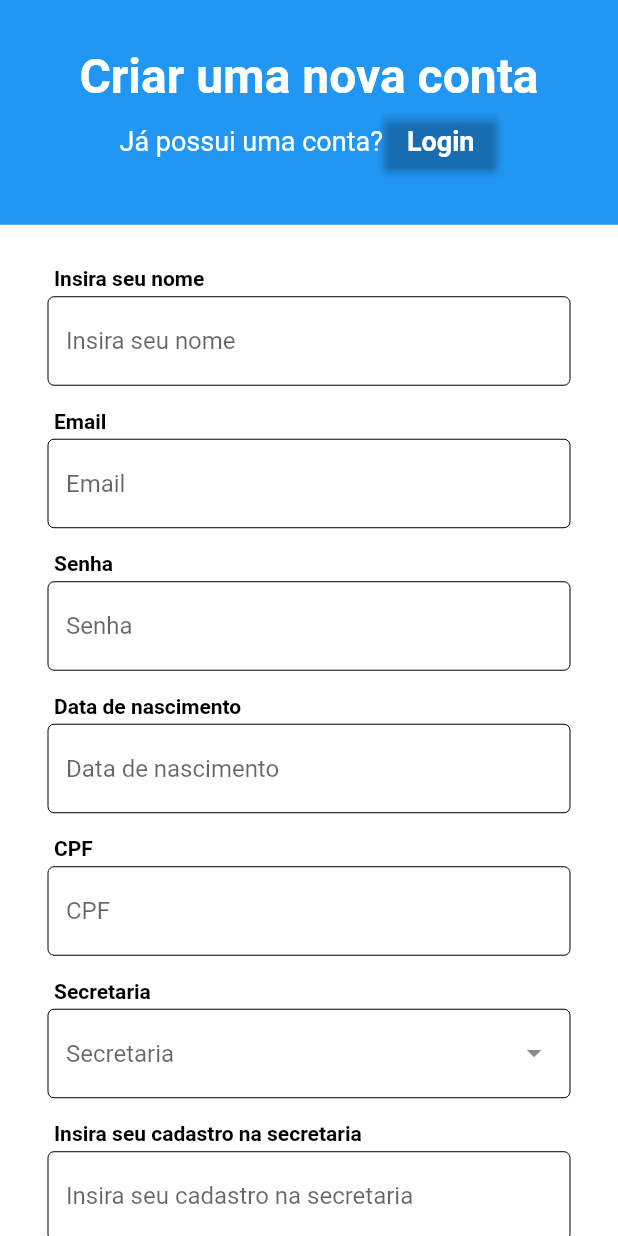
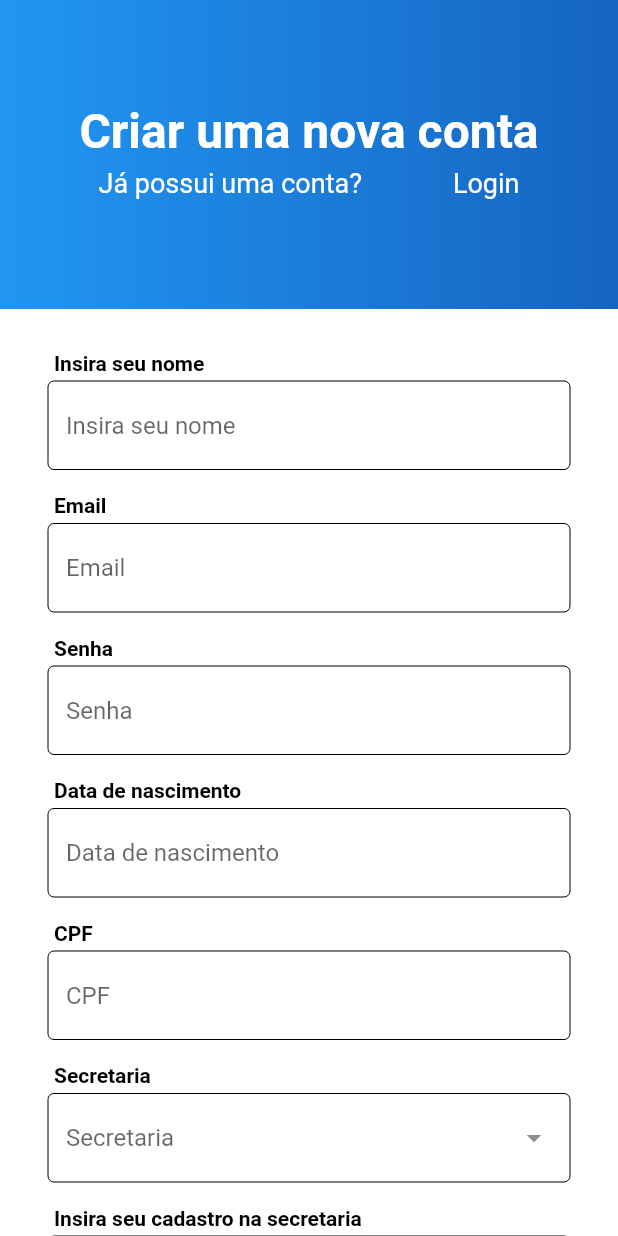
Before and after one commit to pedrohenriquee8/regulacao-leitos-2022, a Flutter app: the screen it shows after launch, after a tap on "Criar uma nova", on a phone screen of 412 x 824 dp. Run offline on Flutter 3.47's test engine with Material 2 defaults, Android fonts, the phone set to English and light mode, and no system bars.

Commit message:
Atualização de funcionalidades.
Nesse momento, foram feitas atualizações para tornar o código mais dinâmico e coerente.

```diff
--- a/projeto_leitos_2022/lib/pages/tela_login.dart
+++ b/projeto_leitos_2022/lib/pages/tela_login.dart
@@ -12,6 +12,7 @@ class TelaLogin extends StatefulWidget {
 
 class _TelaLoginState extends State<TelaLogin> {
   bool isChecked = false;
+  bool _showPassword = false;
   @override
   Widget build(BuildContext context) {
     var height = MediaQuery.of(context).size.height;
@@ -48,7 +49,7 @@ class _TelaLoginState extends State<TelaLogin> {
 
   Expanded buildContent() {
     return Expanded(
-      flex: 5,
+      flex: 4,
       child: Container(
         decoration: const BoxDecoration(
           color: Colors.white,
@@ -72,17 +73,27 @@ class _TelaLoginState extends State<TelaLogin> {
                 const SizedBox(height: 24),
                 inputFormField(
                   label: "Senha",
-                  obscureText: true,
+                  obscureText: _showPassword == false ? true : false,
                   prefixIcon: const Icon(
                     Icons.lock_outlined,
                   ),
-                  suffixIcon: const Icon(
-                    Icons.remove_red_eye,
+                  suffixIcon: GestureDetector(
+                    child: Icon(
+                      _showPassword == false ? Icons.visibility_off : Icons.visibility,
+                    ),
+                    onTap: () {
+                      setState(() {
+                        _showPassword = !_showPassword;
+                      });
+                    },
                   ),
                 ),
-                FlatButton(
-                  child: const Align(
-                    alignment: Alignment.centerRight,
+                Row(
+                  mainAxisAlignment: MainAxisAlignment.end,
+                  children: [
+                    GestureDetector(
+                      child: const Padding(
+                        padding: EdgeInsets.only(top: 10),
                         child: Text(
                           "Esqueci a senha",
                           textAlign: TextAlign.right,
@@ -92,14 +103,16 @@ class _TelaLoginState extends State<TelaLogin> {
                           ),
                         ),
                       ),
-                  onPressed: () {
+                      onTap: () {
                         Navigator.push(
                           context,
                           MaterialPageRoute(
                             builder: (BuildContext context) => const RecuperacaoSenha()
                           ),
                         );
-                  }
+                      },
+                    ),
+                  ],
                 ),
                 Row(
                   children: [
@@ -145,17 +158,18 @@ class _TelaLoginState extends State<TelaLogin> {
                     style: TextStyle(color: Colors.white, fontSize: 28),
                   ),
                 ),
-                const SizedBox(height: 24),
+                const SizedBox(height: 16),
                 Row(
+                  mainAxisAlignment: MainAxisAlignment.spaceEvenly,
                   children: [
                     const Text(
-                      ' Não tem uma conta? ',
+                      'Não tem uma conta?',
                       style: TextStyle(
                         color: Colors.black,
                         fontSize: 16,
                       ),
                     ),
-                    FlatButton(
+                    GestureDetector(
                       child: const Text(
                         'Criar uma nova',
                         style: TextStyle(
@@ -164,7 +178,7 @@ class _TelaLoginState extends State<TelaLogin> {
                           fontSize: 16,
                         ),
                       ),
-                      onPressed: () {
+                      onTap: () {
                         Navigator.push(
                           context,
                           MaterialPageRoute(
@@ -219,7 +233,7 @@ class _TelaLoginState extends State<TelaLogin> {
     required String label,
     bool obscureText = false,
     Icon? prefixIcon,
-    Icon? suffixIcon,
+    GestureDetector? suffixIcon,
   }) {
     return Column(
       crossAxisAlignment: CrossAxisAlignment.start,
--- a/projeto_leitos_2022/lib/pages/telacadastro.dart
+++ b/projeto_leitos_2022/lib/pages/telacadastro.dart
@@ -18,8 +18,10 @@ class _HomePageState extends State<HomePage> {
       body: Column(
         children: [
           Container(
-            decoration: const BoxDecoration(
-              color: Colors.blue,
+            decoration: BoxDecoration(
+              gradient: LinearGradient(
+                 colors: [Colors.blue, Colors.blue.shade800],
+              ),
             ),
             child: buildBody(height, width),
           ),
@@ -43,7 +45,7 @@ class _HomePageState extends State<HomePage> {
 
   Expanded buildIntroduce() {
     return Expanded(
-      flex: 2,
+      flex: 3,
       child: Column(
         mainAxisAlignment: MainAxisAlignment.center,
         children: [
@@ -55,8 +57,10 @@ class _HomePageState extends State<HomePage> {
               fontSize: 32,
             ),
           ),
-          Row(
-            mainAxisAlignment: MainAxisAlignment.center,
+          Padding(
+            padding: const EdgeInsets.all(5),
+            child: Row(
+              mainAxisAlignment: MainAxisAlignment.spaceEvenly,
               children: [
                 const Text(
                   "Já possui uma conta?",
@@ -66,23 +70,21 @@ class _HomePageState extends State<HomePage> {
                     fontSize: 18,
                   ),
                 ),
-              ElevatedButton(
-                style: ElevatedButton.styleFrom(primary: Colors.transparent),
-                //tirar a sombra
+                GestureDetector(
                   child: const Text(
                     "Login",
                     style: TextStyle(
                       color: Colors.white,
-                    fontWeight: FontWeight.bold,
                       fontSize: 18,
                     ),
                   ),
-                onPressed: () {
+                  onTap: () {
                     Navigator.pop(context);
                   },
                 ),
               ],
             )
+          ),
         ],
       ),
     );
@@ -139,7 +141,7 @@ class _HomePageState extends State<HomePage> {
                   const SizedBox(height: 16),
                   Container(
                     decoration: const BoxDecoration(
-                      color: Colors.white,
+                      color: Colors.blue,
                     ),
                     child: ElevatedButton(
                       style: ButtonStyle(
```
Lines whose indentation alone changed are shown as unchanged.
